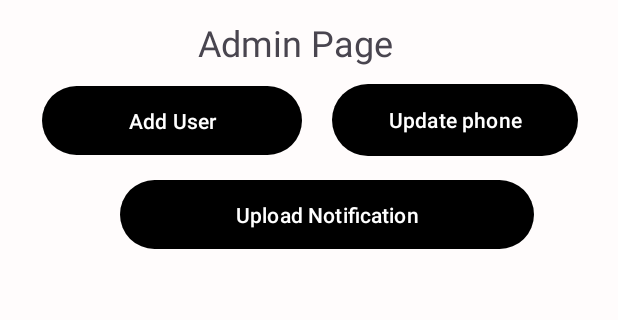
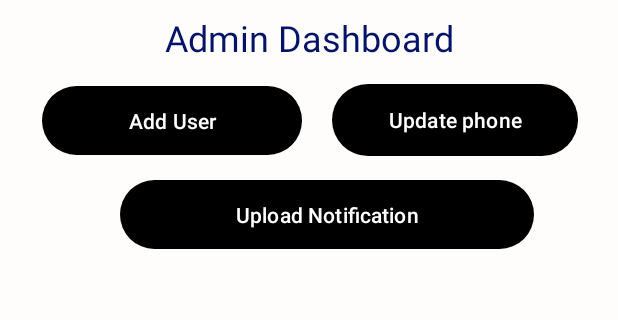
Before and after one commit to VedprakashLilhare/Vedu, an Android app: the admin screen opened directly, with no data from a screen before it, on a phone screen of 412 x 824 dp, the part 120-440 px from its top. Run offline under Robolectric (Android 15) with nearby library versions, the phone set to English and light mode, and no system bars; our stand-ins replace Firebase (no records; nobody signed in at launch, a user with empty details on screens opened directly).

Commit message:
admin page new ui

```diff
--- a/app/src/main/res/layout/activity_admin.xml
+++ b/app/src/main/res/layout/activity_admin.xml
@@ -60,18 +60,15 @@
             android:id="@+id/title"
             android:layout_width="wrap_content"
             android:layout_height="wrap_content"
-            android:layout_marginStart="132dp"
-            android:layout_marginTop="8dp"
-            android:layout_marginEnd="132dp"
             android:layout_marginBottom="4dp"
-            android:text="Admin Page"
+            android:text="Admin Dashboard"
+            android:textColor="#031367"
             android:textSize="24sp"
             app:layout_constraintBottom_toTopOf="@+id/upload_notification_button"
             app:layout_constraintEnd_toEndOf="parent"
-            app:layout_constraintHorizontal_bias="0.0"
             app:layout_constraintStart_toStartOf="parent"
             app:layout_constraintTop_toTopOf="parent"
-            app:layout_constraintVertical_bias="0.058"
+            app:layout_constraintVertical_bias="0.111"
             tools:ignore="MissingConstraints" />
 
         <Button
```
